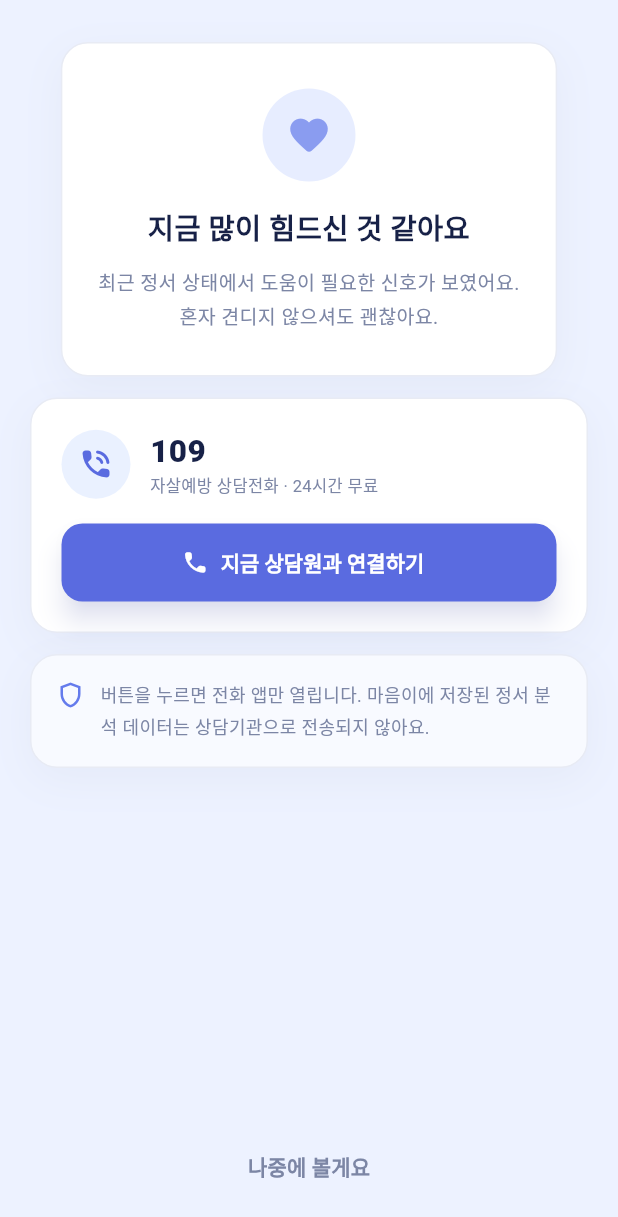
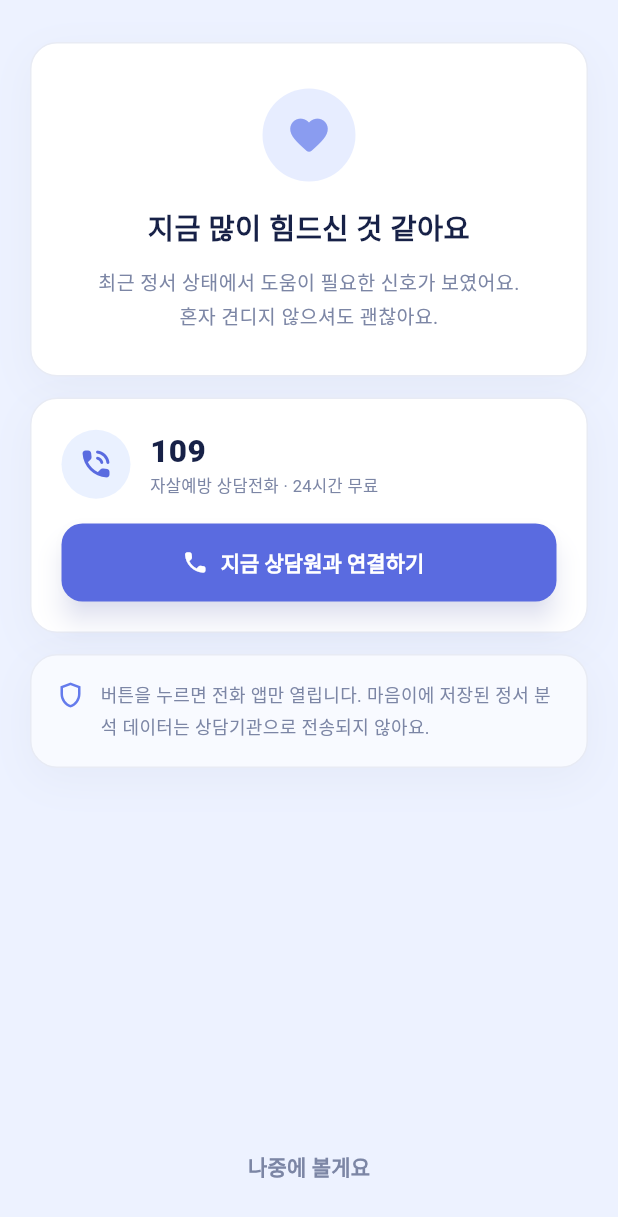
Before and after one commit to 2026-SMHRD-KDT-HealthCare-5/lisn, a Flutter app: the EmergencyScreen screen opened directly, on a phone screen of 412 x 824 dp. Shown: the top 1217 px of the screen. Run offline on Flutter 3.47's test engine with Material 3 defaults, Android fonts, the phone set to English and light mode, and no system bars; our stand-ins replace firebase_core, firebase_messaging, flutter_secure_storage, pdf, printing, shared_preferences; missing offline and left inert: health, workmanager; accounts and stored records are empty; statements that could not run were skipped.

Commit message:
fix(app): 긴급 화면의 카드 세 장 너비가 서로 달랐습니다
「지금 많이 힘드신 것 같아요」 카드만 눈에 띄게 좁았습니다. 시연영상에
넣으려고 캡처하다 드러났습니다.

원인은 `SingleChildScrollView` 안 `Column` 의 기본 정렬(center)입니다.
느슨한 제약이 내려가 카드가 각자 **내용 너비로 줄어듭니다** — 전화 버튼이
있는 카드는 넓고, 글자만 있는 카드는 좁아집니다. `crossAxisAlignment:
stretch` 로 셋을 맞췄습니다.

함께 넣은 것 — 시연영상 마감

- 내레이션(`make_tts.ps1`). Windows 내장 한국어 음성을 WinRT 로 씁니다.
  `System.Speech` 는 SAPI5 Desktop 음성이라 더 기계적이어서, OneCore 쪽을
  쓰려고 PS 5.1 에서 WinRT 비동기를 리플렉션으로 기다립니다.
  ⚠ 처음 쓴 원고는 합계 225초로 **영상 180초를 넘겼습니다.** 급하게 읽는
    것보다 짧은 편이 나아서 3분의 2로 줄였습니다.
- 관제 컷 자막이 화면 밑에 붙어 있었습니다. 1740px 로 키웠을 때는 스크린샷
  아래끝과 겹쳤고, 줄여도 캔버스 바닥까지 18px 이었습니다. 1500px·y=28 로
  잡아 위아래 여백을 확보했습니다.
- 라우드니스를 -16 LUFS 로 맞췄습니다. 원본은 -24dB 라 발표장에서 작습니다.

⚠ 관제 화면이 「전체 16명 · 미평가 7명」으로 찍혀 있었습니다. 백엔드 테스트가
  만든 계정이 남은 것입니다. `cleanup_test_accounts.sql` 로 정리하고 다시
  찍었습니다 — **촬영 전에 이걸 돌리세요.**

앱 테스트 165건 통과.

Co-Authored-By: Claude Opus 5 <noreply@anthropic.com>

```diff
--- a/frontend/app/lib/screens/emergency_screen.dart
+++ b/frontend/app/lib/screens/emergency_screen.dart
@@ -62,6 +62,14 @@ class _EmergencyScreenState extends State<EmergencyScreen> {
               child: SingleChildScrollView(
                 padding: const EdgeInsets.fromLTRB(20, 16, 20, 20),
                 child: Column(
+                  // 카드 세 장의 너비를 맞춥니다.
+                  //
+                  // ⚠ **기본값(center)이면 카드마다 너비가 달라집니다.**
+                  //   느슨한 제약이 내려가 각자 내용 너비로 줄어들기 때문에,
+                  //   버튼이 있는 카드는 넓고 글자만 있는 카드는 좁아집니다.
+                  //   실제로 「지금 많이 힘드신 것 같아요」만 눈에 띄게
+                  //   좁았습니다(2026.08.22 시연영상에서 발견).
+                  crossAxisAlignment: CrossAxisAlignment.stretch,
                   children: [
                     _NoticeCard(),
                     const SizedBox(height: 14),
```
Also changed, not shown: 2 other files.
